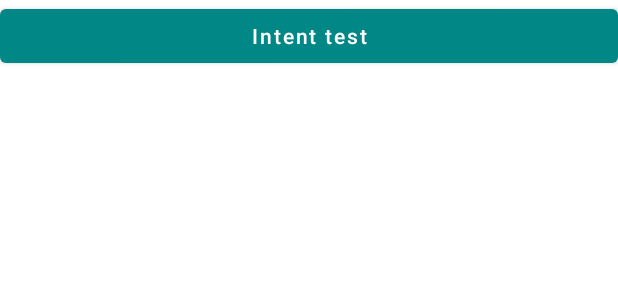
After one commit to Roymein/HelloAndroid, an Android app: the layout activity_menu.xml on its own in the app's theme, with its tools: preview values and no code run, on a phone screen of 412 x 824 dp. The commit adds this screen. Shown: the top 300 px of the screen. Run offline under Robolectric (Android 15) with nearby library versions, the phone set to English and light mode, and no system bars.

Commit message:
feat: commit menu code

```diff
--- /dev/null
+++ b/app/src/main/res/layout/activity_menu.xml
@@ -0,0 +1,17 @@
+<?xml version="1.0" encoding="utf-8"?>
+<LinearLayout
+    xmlns:android="http://schemas.android.com/apk/res/android"
+    xmlns:app="http://schemas.android.com/apk/res-auto"
+    xmlns:tools="http://schemas.android.com/tools"
+    android:layout_width="match_parent"
+    android:layout_height="match_parent"
+    android:orientation="vertical"
+    tools:context=".activity.MenuActivity">
+
+    <Button
+        android:layout_width="match_parent"
+        android:layout_height="wrap_content"
+        android:textAllCaps="false"
+        android:text="Intent test"
+        android:onClick="onClickIntent"/>
+</LinearLayout>
--- a/app/src/main/res/values/strings.xml
+++ b/app/src/main/res/values/strings.xml
@@ -8,4 +8,10 @@
     <string name="btn_login">登录</string>
 
     <string name="btn_clear">清除</string>
+    <string name="add_item">add</string>
+    <string name="remove_item">remove</string>
+    <string name="insert">insert</string>
+    <string name="query">query</string>
+
+    <string name="menu_activity_label">Menu activity</string>
 </resources>
```
Also changed, not shown: app/src/main/AndroidManifest.xml (+14 -2 lines), app/src/main/java/com/demo/android/MainActivity.java (+8 -0 lines), app/src/main/java/com/demo/android/activity/MenuActivity.java (added, +71 -0 lines), app/src/main/res/layout/activity_main.xml (+7 -0 lines), app/src/main/res/menu/menu.xml (added, +21 -0 lines).
